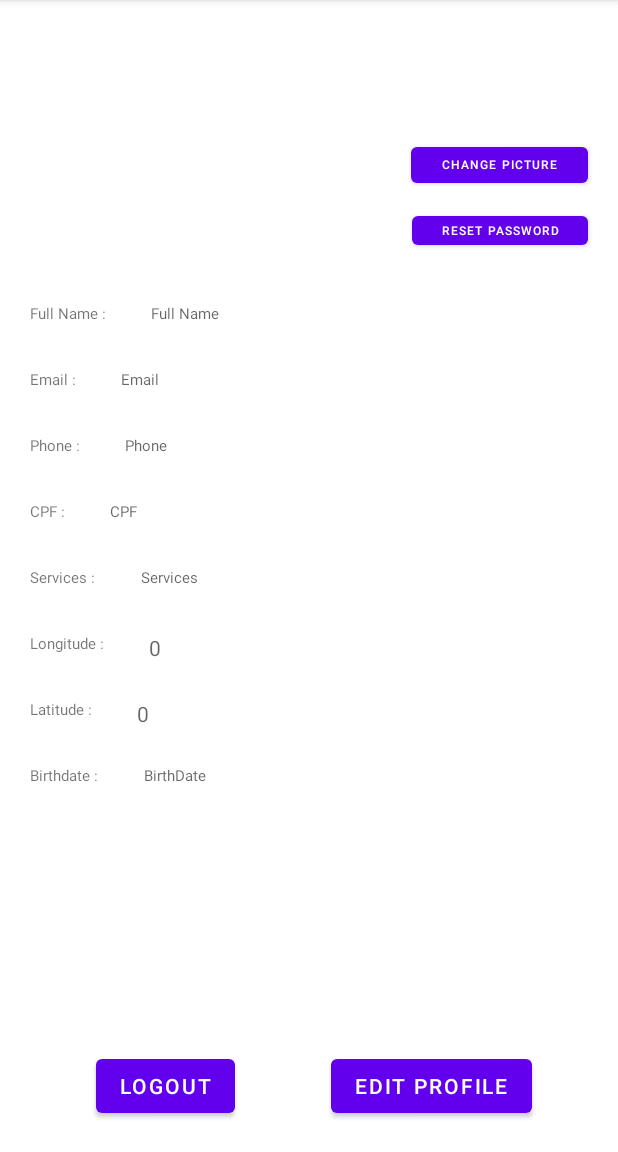
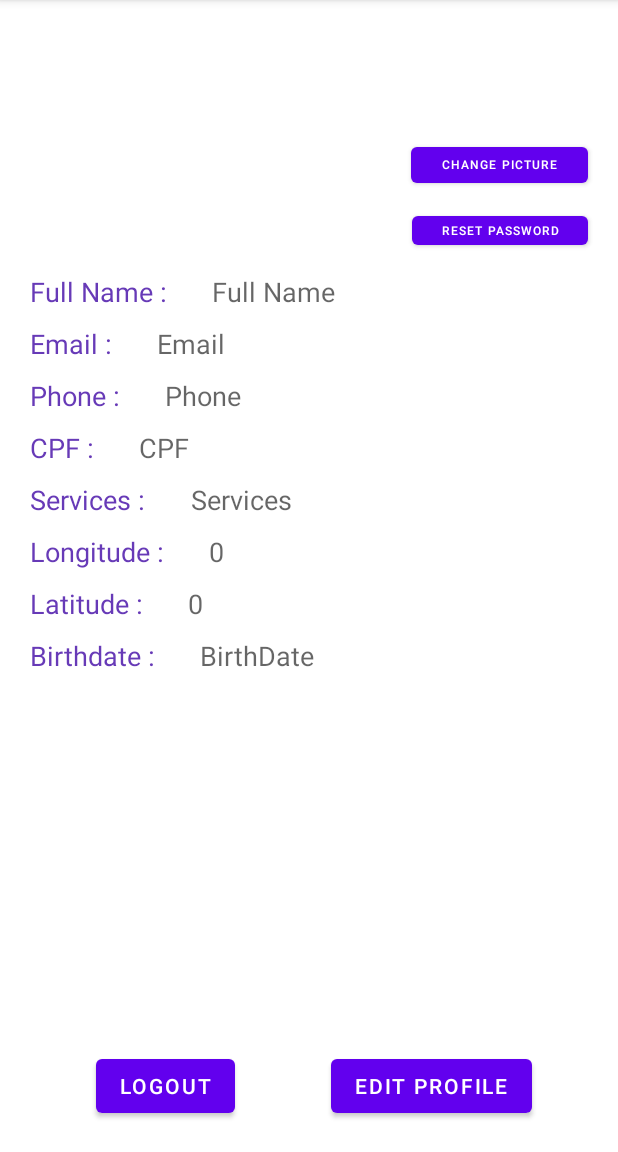
Before and after one commit to iagobarros/EasyDoso_Profissional, an Android app: the EditProfile screen opened directly, with no data from a screen before it, after a tap on "SAVE", on a phone screen of 412 x 824 dp, the part 84-1236 px from its top. Run offline under Robolectric (Android 15) with nearby library versions, the phone set to English and light mode, and no system bars; our stand-ins replace Firebase (no records; nobody signed in at launch, a user with empty details on screens opened directly), Picasso.

Commit message:
updating String.xml and some graphic issues

```diff
--- a/app/src/main/res/layout/activity_main.xml
+++ b/app/src/main/res/layout/activity_main.xml
@@ -13,7 +13,7 @@
         android:layout_marginTop="10dp"
         android:layout_marginBottom="20dp"
         android:onClick="logout"
-        android:text="logout"
+        android:text="@string/logout"
         app:layout_constraintBottom_toBottomOf="parent"
         app:layout_constraintEnd_toEndOf="parent"
         app:layout_constraintHorizontal_bias="0.2"
@@ -40,7 +40,7 @@
         android:layout_width="wrap_content"
         android:layout_height="14dp"
         android:layout_marginTop="10dp"
-        android:text="Your Email is Not Verified!"
+        android:text="@string/your_email_is_not_verified"
         android:textColor="#FF0000"
         android:textSize="10sp"
         android:visibility="invisible"
@@ -53,7 +53,7 @@
         android:layout_width="wrap_content"
         android:layout_height="wrap_content"
         android:layout_marginTop="10dp"
-        android:text="CLICK TO VERIFY NOW!"
+        android:text="@string/click_to_verify_now"
         android:textSize="10sp"
         android:visibility="invisible"
         app:layout_constraintBottom_toBottomOf="parent"
@@ -67,7 +67,7 @@
         android:layout_width="118dp"
         android:layout_height="36dp"
         android:layout_marginEnd="20dp"
-        android:text="Change Picture"
+        android:text="@string/change_picture"
         android:textSize="8sp"
         app:layout_constraintEnd_toEndOf="parent"
         app:layout_constraintHorizontal_bias="1.0"
@@ -80,7 +80,7 @@
         android:layout_height="31dp"
         android:layout_marginTop="10dp"
         android:layout_marginEnd="20dp"
-        android:text="Reset Password"
+        android:text="@string/reset_password"
         android:textSize="8sp"
         app:layout_constraintBottom_toBottomOf="@+id/profileImage"
         app:layout_constraintEnd_toEndOf="parent"
@@ -94,7 +94,7 @@
         android:layout_width="wrap_content"
         android:layout_height="wrap_content"
         android:layout_marginStart="64dp"
-        android:text="Edit Profile"
+        android:text="@string/edit_profile"
         app:layout_constraintBottom_toBottomOf="@+id/logOutBtn"
         app:layout_constraintStart_toEndOf="@+id/logOutBtn"
         app:layout_constraintTop_toTopOf="@+id/logOutBtn"
@@ -105,9 +105,10 @@
         android:layout_width="wrap_content"
         android:layout_height="wrap_content"
         android:layout_marginStart="20dp"
-        android:layout_marginTop="30dp"
-        android:text="Full Name :"
-        android:textSize="10sp"
+        android:layout_marginTop="10dp"
+        android:text="@string/full_name2"
+        android:textColor="#673AB7"
+        android:textSize="18sp"
         app:layout_constraintBottom_toBottomOf="parent"
         app:layout_constraintEnd_toEndOf="parent"
         app:layout_constraintHorizontal_bias="0.0"
@@ -120,9 +121,10 @@
         android:layout_width="wrap_content"
         android:layout_height="wrap_content"
         android:layout_marginStart="20dp"
-        android:layout_marginTop="30dp"
-        android:text="Email :"
-        android:textSize="10sp"
+        android:layout_marginTop="10dp"
+        android:text="@string/email"
+        android:textColor="#673AB7"
+        android:textSize="18sp"
         app:layout_constraintBottom_toBottomOf="parent"
         app:layout_constraintEnd_toEndOf="parent"
         app:layout_constraintHorizontal_bias="0.0"
@@ -135,9 +137,10 @@
         android:layout_width="wrap_content"
         android:layout_height="wrap_content"
         android:layout_marginStart="20dp"
-        android:layout_marginTop="30dp"
-        android:text="Phone :"
-        android:textSize="10sp"
+        android:layout_marginTop="10dp"
+        android:text="@string/phone"
+        android:textColor="#673AB7"
+        android:textSize="18sp"
         app:layout_constraintBottom_toBottomOf="parent"
         app:layout_constraintEnd_toEndOf="parent"
         app:layout_constraintHorizontal_bias="0.0"
@@ -150,9 +153,10 @@
         android:layout_width="wrap_content"
         android:layout_height="wrap_content"
         android:layout_marginStart="20dp"
-        android:layout_marginTop="30dp"
-        android:text="CPF :"
-        android:textSize="10sp"
+        android:layout_marginTop="10dp"
+        android:text="@string/cpf2"
+        android:textColor="#673AB7"
+        android:textSize="18sp"
         app:layout_constraintBottom_toBottomOf="parent"
         app:layout_constraintEnd_toEndOf="parent"
         app:layout_constraintHorizontal_bias="0.0"
@@ -165,9 +169,10 @@
         android:layout_width="wrap_content"
         android:layout_height="wrap_content"
         android:layout_marginStart="20dp"
-        android:layout_marginTop="30dp"
-        android:text="Services :"
-        android:textSize="10sp"
+        android:layout_marginTop="10dp"
+        android:text="@string/services2"
+        android:textColor="#673AB7"
+        android:textSize="18sp"
         app:layout_constraintBottom_toBottomOf="parent"
         app:layout_constraintEnd_toEndOf="parent"
         app:layout_constraintHorizontal_bias="0.0"
@@ -180,9 +185,10 @@
         android:layout_width="wrap_content"
         android:layout_height="wrap_content"
         android:layout_marginStart="20dp"
-        android:layout_marginTop="30dp"
-        android:text="Longitude :"
-        android:textSize="10sp"
+        android:layout_marginTop="10dp"
+        android:text="@string/longitude"
+        android:textColor="#673AB7"
+        android:textSize="18sp"
         app:layout_constraintBottom_toBottomOf="parent"
         app:layout_constraintEnd_toEndOf="parent"
         app:layout_constraintHorizontal_bias="0.0"
@@ -195,9 +201,10 @@
         android:layout_width="wrap_content"
         android:layout_height="wrap_content"
         android:layout_marginStart="20dp"
-        android:layout_marginTop="30dp"
-        android:text="Latitude :"
-        android:textSize="10sp"
+        android:layout_marginTop="10dp"
+        android:text="@string/latitude"
+        android:textColor="#673AB7"
+        android:textSize="18sp"
         app:layout_constraintBottom_toBottomOf="parent"
         app:layout_constraintEnd_toEndOf="parent"
         app:layout_constraintHorizontal_bias="0.0"
@@ -210,9 +217,10 @@
         android:layout_width="wrap_content"
         android:layout_height="wrap_content"
         android:layout_marginStart="20dp"
-        android:layout_marginTop="30dp"
-        android:text="Birthdate :"
-        android:textSize="10sp"
+        android:layout_marginTop="10dp"
+        android:text="@string/birthdate2"
+        android:textColor="#673AB7"
+        android:textSize="18sp"
         app:layout_constraintBottom_toBottomOf="parent"
         app:layout_constraintEnd_toEndOf="parent"
         app:layout_constraintHorizontal_bias="0.0"
@@ -225,8 +233,8 @@
         android:layout_width="wrap_content"
         android:layout_height="wrap_content"
         android:layout_marginStart="30dp"
-        android:hint="BirthDate"
-        android:textSize="10sp"
+        android:hint="@string/birthdate3"
+        android:textSize="18sp"
         app:layout_constraintBottom_toBottomOf="@+id/textView19"
         app:layout_constraintStart_toEndOf="@+id/textView19"
         app:layout_constraintTop_toTopOf="@+id/textView19"
@@ -237,7 +245,8 @@
         android:layout_width="wrap_content"
         android:layout_height="wrap_content"
         android:layout_marginStart="30dp"
-        android:hint="0"
+        android:hint="@string/_0"
+        android:textSize="18sp"
         app:layout_constraintBottom_toBottomOf="@+id/textView18"
         app:layout_constraintStart_toEndOf="@+id/textView18"
         app:layout_constraintTop_toTopOf="@+id/textView18"
@@ -248,7 +257,8 @@
         android:layout_width="wrap_content"
         android:layout_height="wrap_content"
         android:layout_marginStart="30dp"
-        android:hint="0"
+        android:hint="@string/_0"
+        android:textSize="18sp"
         app:layout_constraintBottom_toBottomOf="@+id/textView17"
         app:layout_constraintStart_toEndOf="@+id/textView17"
         app:layout_constraintTop_toTopOf="@+id/textView17"
@@ -259,8 +269,8 @@
         android:layout_width="wrap_content"
         android:layout_height="wrap_content"
         android:layout_marginStart="30dp"
-        android:hint="Services"
-        android:textSize="10sp"
+        android:hint="@string/services"
+        android:textSize="18sp"
         app:layout_constraintBottom_toBottomOf="@+id/textView16"
         app:layout_constraintStart_toEndOf="@+id/textView16"
         app:layout_constraintTop_toTopOf="@+id/textView16"
@@ -271,8 +281,8 @@
         android:layout_width="wrap_content"
         android:layout_height="wrap_content"
         android:layout_marginStart="30dp"
-        android:hint="CPF"
-        android:textSize="10sp"
+        android:hint="@string/cpf"
+        android:textSize="18sp"
         app:layout_constraintBottom_toBottomOf="@+id/textView15"
         app:layout_constraintStart_toEndOf="@+id/textView15"
         app:layout_constraintTop_toTopOf="@+id/textView15"
@@ -283,8 +293,8 @@
         android:layout_width="wrap_content"
         android:layout_height="wrap_content"
         android:layout_marginStart="30dp"
-        android:hint="Phone"
-        android:textSize="10sp"
+        android:hint="@string/phone2"
+        android:textSize="18sp"
         app:layout_constraintBottom_toBottomOf="@+id/textView14"
         app:layout_constraintStart_toEndOf="@+id/textView14"
         app:layout_constraintTop_toTopOf="@+id/textView14"
@@ -295,8 +305,8 @@
         android:layout_width="wrap_content"
         android:layout_height="wrap_content"
         android:layout_marginStart="30dp"
-        android:hint="Email"
-        android:textSize="10sp"
+        android:hint="@string/email2"
+        android:textSize="18sp"
         app:layout_constraintBottom_toBottomOf="@+id/textView13"
         app:layout_constraintStart_toEndOf="@+id/textView13"
         app:layout_constraintTop_toTopOf="@+id/textView13"
@@ -307,8 +317,8 @@
         android:layout_width="wrap_content"
         android:layout_height="wrap_content"
         android:layout_marginStart="30dp"
-        android:hint="Full Name"
-        android:textSize="10sp"
+        android:hint="@string/full_name"
+        android:textSize="18sp"
         app:layout_constraintBottom_toBottomOf="@+id/textView12"
         app:layout_constraintStart_toEndOf="@+id/textView12"
         app:layout_constraintTop_toTopOf="@+id/textView12"
--- a/app/src/main/res/layout/row.xml
+++ b/app/src/main/res/layout/row.xml
@@ -24,7 +24,7 @@
             android:layout_width="match_parent"
             android:layout_height="44dp"
             android:layout_margin="5dp"
-            android:text="main title"
+            android:text="@string/main_title"
             android:textColor="#000"
             android:textSize="20sp"
             android:textStyle="bold" />
@@ -34,7 +34,7 @@
             android:layout_width="match_parent"
             android:layout_height="wrap_content"
             android:layout_margin="5dp"
-            android:text="sub title"
+            android:text="@string/sub_title"
             android:textColor="#a9a9a9"
             android:textSize="15sp"
             android:textStyle="bold" />
--- a/app/src/main/res/values/strings.xml
+++ b/app/src/main/res/values/strings.xml
@@ -1,3 +1,47 @@
 <resources>
     <string name="app_name">EasyDoso_Profissional</string>
+    <string name="phone_number">Phone Number</string>
+    <string name="email_address">Email Address</string>
+    <string name="full_name">Full Name</string>
+    <string name="edit_profile">Edit Profile</string>
+    <string name="save">Save</string>
+    <string name="cancel">Cancel</string>
+    <string name="cpf">CPF</string>
+    <string name="get_location">Get location</string>
+    <string name="services">Services</string>
+    <string name="latitude_0">Latitude : 0</string>
+    <string name="birth_date">Birth Date</string>
+    <string name="nome_completo">Nome Completo :</string>
+    <string name="email">Email :</string>
+    <string name="phone_number2">Phone Number :</string>
+    <string name="cpf2">CPF :</string>
+    <string name="birthdate">BirthDate :</string>
+    <string name="should_select_one">SHOULD SELECT ONE</string>
+    <string name="services2">Services :</string>
+    <string name="longitude_0">Longitude : 0</string>
+    <string name="logout">logout</string>
+    <string name="your_email_is_not_verified">Your Email is Not Verified!</string>
+    <string name="click_to_verify_now">CLICK TO VERIFY NOW!</string>
+    <string name="change_picture">Change Picture</string>
+    <string name="reset_password">Reset Password</string>
+    <string name="full_name2">Full Name :</string>
+    <string name="phone">Phone :</string>
+    <string name="longitude">Longitude :</string>
+    <string name="latitude">Latitude :</string>
+    <string name="birthdate2">Birthdate :</string>
+    <string name="birthdate3">BirthDate</string>
+    <string name="_0">0</string>
+    <string name="phone2">Phone</string>
+    <string name="email2">Email</string>
+    <string name="professional_app">Professional App</string>
+    <string name="login">Login</string>
+    <string name="password">Password</string>
+    <string name="new_here_create_account">New Here? Create Account</string>
+    <string name="forgotpassword_click_here">ForgotPassword? click here!</string>
+    <string name="create_new_account">Create New Account</string>
+    <string name="fullname">fullName</string>
+    <string name="register">register</string>
+    <string name="already_registered_login_here">Already Registered? Login Here</string>
+    <string name="main_title">main title</string>
+    <string name="sub_title">sub title</string>
 </resources>
```
Also changed, not shown: app/src/main/res/layout/activity_edit_profile.xml (+24 -24 lines), app/src/main/res/layout/activity_login.xml (+7 -7 lines), app/src/main/res/layout/activity_register.xml (+8 -8 lines).
